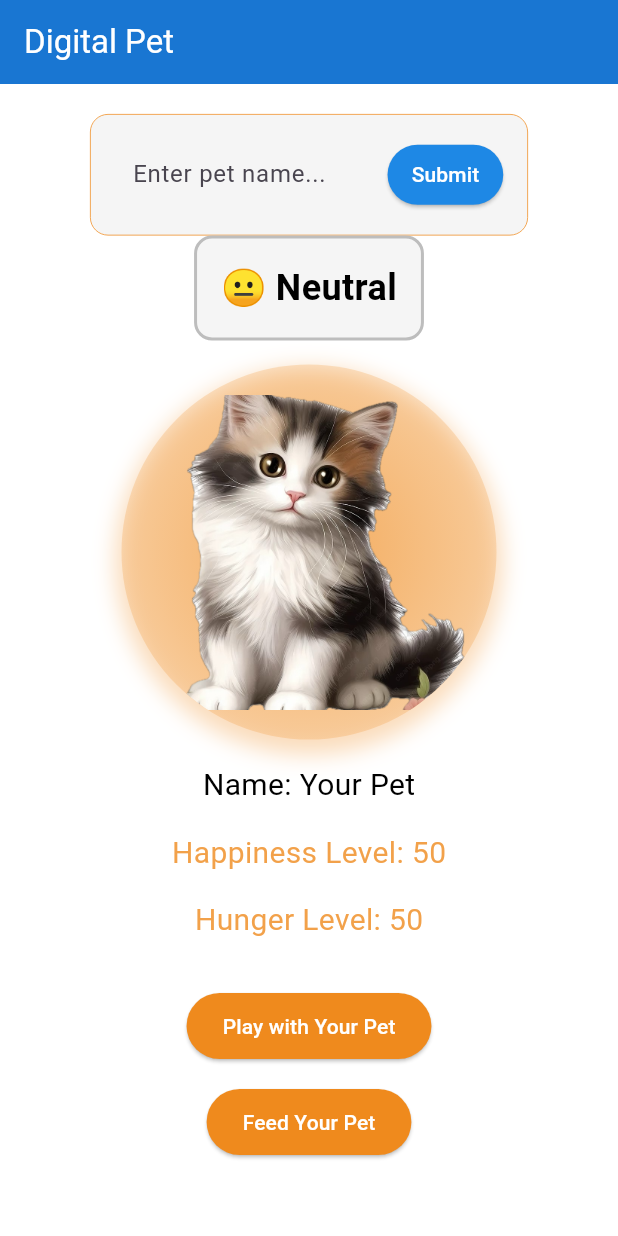
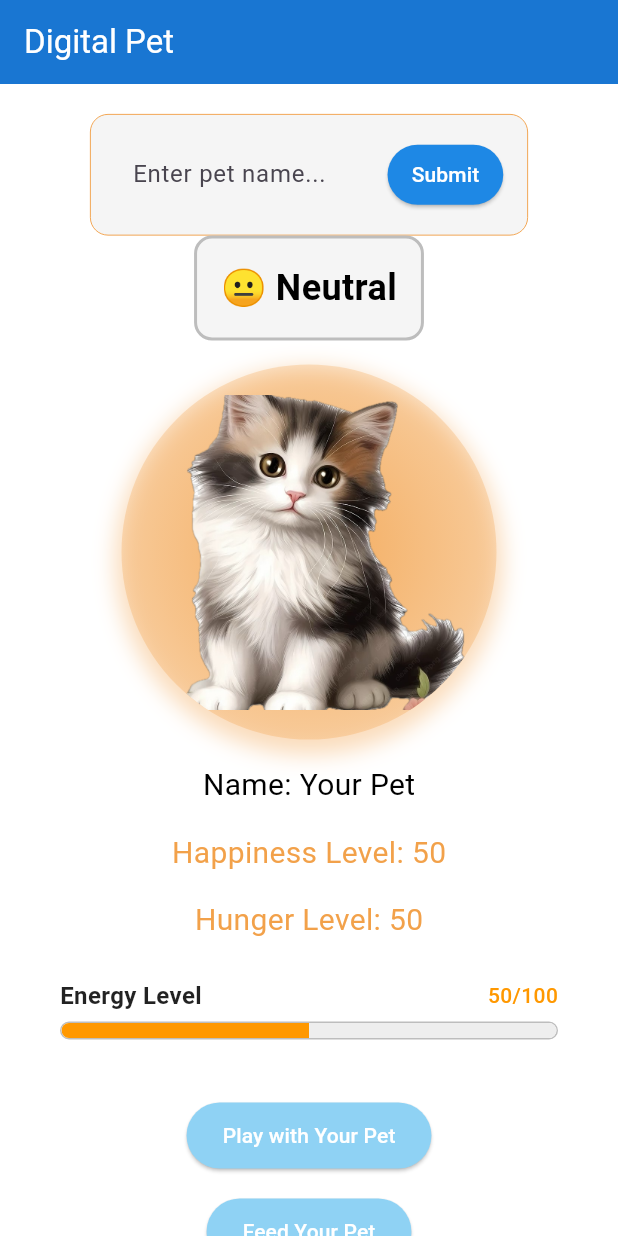
Before and after one commit to sseid4/real_pet_app, a Flutter app: the screen it shows after launch, on a phone screen of 412 x 824 dp. Run offline on Flutter 3.47's test engine with Material 3 defaults, Android fonts, the light colour scheme and no system bars.

Commit message:
Final touch up and enhance a real-time experience

```diff
--- a/lib/main.dart
+++ b/lib/main.dart
@@ -14,8 +14,9 @@
   String petName = "Your Pet";
   int happinessLevel = 50;
   int hungerLevel = 50;
+  int energyLevel = 50;
   final TextEditingController _petNameController = TextEditingController();
-  Timer? _hungerTimer; // Timer for automatic hunger increase
+  Timer? _hungerTimer;
   Timer? _winTimer;
   bool _gameWon = false;
   bool _gameLost = false;
@@ -24,13 +25,12 @@
   @override
   void initState() {
     super.initState();
-    _startHungerTimer(); // Start the automatic hunger timer
+    _startHungerTimer();
   }
 
   // Start the timer for automatic hunger increase
   void _startHungerTimer() {
     _hungerTimer = Timer.periodic(Duration(seconds: 10), (timer) {
-      // Changed to 10 seconds for testing
       _automaticHungerIncrease();
     });
   }
@@ -44,14 +44,22 @@
         hungerLevel = 100;
       }
 
+      // Decrease energy over time (pets need rest)
+      energyLevel -= 5;
+      if (energyLevel < 0) energyLevel = 0;
+
       // Decrease happiness over time
-      happinessLevel -= 2;
+      happinessLevel -= 5;
 
       // Extra happiness penalty if pet is very hungry
       if (hungerLevel > 70) {
+        happinessLevel -= 10;
+      }
+
+      // Extra happiness penalty if pet is tired
+      if (energyLevel < 30) {
         happinessLevel -= 5;
       }
-
 
       if (happinessLevel < 0) happinessLevel = 0;
       if (happinessLevel > 100) happinessLevel = 100;
@@ -133,6 +141,66 @@
     }
   }
 
+  // Get energy bar color based on energy level
+  Color _getEnergyBarColor() {
+    if (energyLevel >= 70) {
+      return Colors.green;
+    } else if (energyLevel >= 40) {
+      return Colors.orange;
+    } else {
+      return Colors.red;
+    }
+  }
+
+  // Energy Bar Widget
+  Widget _buildEnergyBar() {
+    return Container(
+      margin: EdgeInsets.symmetric(horizontal: 40.0, vertical: 8.0),
+      child: Column(
+        children: [
+          Row(
+            mainAxisAlignment: MainAxisAlignment.spaceBetween,
+            children: [
+              Text(
+                'Energy Level',
+                style: TextStyle(
+                  fontSize: 16.0,
+                  fontWeight: FontWeight.bold,
+                  color: Colors.black87,
+                ),
+              ),
+              Text(
+                '$energyLevel/100',
+                style: TextStyle(
+                  fontSize: 14.0,
+                  fontWeight: FontWeight.w500,
+                  color: _getEnergyBarColor(),
+                ),
+              ),
+            ],
+          ),
+          SizedBox(height: 6.0),
+          Container(
+            height: 12.0,
+            decoration: BoxDecoration(
+              borderRadius: BorderRadius.circular(6.0),
+              border: Border.all(color: Colors.grey[400]!, width: 1.0),
+            ),
+            child: ClipRRect(
+              borderRadius: BorderRadius.circular(5.0),
+              child: LinearProgressIndicator(
+                value: energyLevel / 100.0,
+                backgroundColor: Colors.grey[200],
+                valueColor: AlwaysStoppedAnimation<Color>(_getEnergyBarColor()),
+                minHeight: 10.0,
+              ),
+            ),
+          ),
+        ],
+      ),
+    );
+  }
+
   // Helper function to check and manage win timer
   void _checkWinCondition() {
     if (happinessLevel >= 80 && !_gameWon && !_gameLost) {
@@ -145,28 +213,69 @@
   }
 
   void _playWithPet() {
+    // Only play if pet has energy and isn't already at max happiness
+    if (energyLevel <= 10) {
+      return; // Don't play if pet is too tired
+    }
+
+    if (happinessLevel >= 100) {
+      return; // Don't play if pet is already at maximum happiness
+    }
+
     setState(() {
       happinessLevel += 10;
       if (happinessLevel > 100) happinessLevel = 100;
+
+      // Playing uses energy
+      energyLevel -= 1;
+      if (energyLevel < 0) energyLevel = 0;
+
       _updateHunger();
       _checkWinCondition();
     });
   }
 
   void _feedPet() {
+    // Only feed if pet is actually hungry (hunger > 0)
+    if (hungerLevel <= 0) {
+      return; // Don't feed if pet is not hungry
+    }
+
     setState(() {
       hungerLevel -= 10;
       if (hungerLevel < 0) hungerLevel = 0;
+
+      energyLevel += 2;
+      if (energyLevel > 100) energyLevel = 100;
+
       _updateHappiness();
+      _checkWinCondition();
+    });
+  }
+
+  void _restPet() {
+    // Only rest if pet needs rest (energy < 100)
+    if (energyLevel >= 100) {
+      return;
+    }
+
+    setState(() {
+      energyLevel += 15;
+      if (energyLevel > 100) energyLevel = 100;
+
+      // Slight happiness boost from rest only if energy was < 100
+      happinessLevel += 2;
+      if (happinessLevel > 100) happinessLevel = 100;
+
       _checkWinCondition();
     });
   }
 
   void _updateHappiness() {
     if (hungerLevel < 50) {
-      happinessLevel += 4; // Reward for keeping pet well-fed
+      happinessLevel += 2; // Reward for keeping pet well-fed
     } else {
-      happinessLevel += 2; // Small boost for feeding
+      happinessLevel += 1; // Small boost for feeding
     }
 
     if (happinessLevel > 100) happinessLevel = 100;
@@ -197,7 +306,7 @@
       hungerLevel += 5;
       if (hungerLevel > 100) {
         hungerLevel = 100;
-        happinessLevel -= 20;
+        happinessLevel -= 10;
       }
     });
   }
@@ -208,6 +317,7 @@
       petName = "Your Pet";
       happinessLevel = 50;
       hungerLevel = 50;
+      energyLevel = 50;
       _gameWon = false;
       _gameLost = false;
       _winCountdown = 180;
@@ -238,9 +348,7 @@
               // Pet name input section
               Container(
                 padding: EdgeInsets.all(16.0),
-                margin: EdgeInsets.symmetric(
-                  horizontal: 60.0,
-                ),
+                margin: EdgeInsets.symmetric(horizontal: 60.0),
                 decoration: BoxDecoration(
                   color: Colors.grey[100],
                   borderRadius: BorderRadius.circular(12.0),
@@ -390,13 +498,9 @@
                     center: Alignment.center,
                     radius: 1,
                     colors: [
-                      _getPetMoodColor().withValues(
-                        alpha: 0.6,
-                      ),
+                      _getPetMoodColor().withValues(alpha: 0.6),
                       _getPetMoodColor().withValues(alpha: 0.3),
-                      _getPetMoodColor().withValues(
-                        alpha: 0.04,
-                      ),
+                      _getPetMoodColor().withValues(alpha: 0.04),
                       Colors.transparent,
                     ],
                     stops: [0.0, 0.4, 0.7, 1.0],
@@ -412,9 +516,7 @@
                 ),
                 child: ClipOval(
                   child: Padding(
-                    padding: EdgeInsets.all(
-                      20.0,
-                    ),
+                    padding: EdgeInsets.all(20.0),
                     child: Image.asset(
                       'assets/images/cat.png',
                       fit: BoxFit.cover,
@@ -437,31 +539,77 @@
                 'Hunger Level: $hungerLevel',
                 style: TextStyle(fontSize: 20.0, color: _getTextColor()),
               ),
+              SizedBox(height: 16.0),
+              // Energy Bar Widget
+              _buildEnergyBar(),
               SizedBox(height: 32.0),
               ElevatedButton(
-                onPressed: (_gameWon || _gameLost) ? null : _playWithPet,
+                onPressed:
+                    (_gameWon ||
+                        _gameLost ||
+                        energyLevel <= 10 ||
+                        happinessLevel >= 100)
+                    ? null
+                    : _playWithPet,
                 style: ElevatedButton.styleFrom(
-                  backgroundColor: _getPetMoodColor(),
+                  backgroundColor:
+                      (_gameWon ||
+                          _gameLost ||
+                          energyLevel <= 10 ||
+                          happinessLevel >= 100)
+                      ? Colors.grey[400]
+                      : const Color.fromARGB(255, 143, 210, 244),
                   foregroundColor: Colors.white,
                   padding: EdgeInsets.symmetric(
                     horizontal: 24.0,
                     vertical: 12.0,
                   ),
                 ),
-                child: Text('Play with Your Pet'),
+                child: Text(
+                  energyLevel <= 10
+                      ? 'Pet Too Tired'
+                      : happinessLevel >= 100
+                      ? 'Pet Max Happy'
+                      : 'Play with Your Pet',
+                ),
               ),
               SizedBox(height: 16.0),
               ElevatedButton(
-                onPressed: (_gameWon || _gameLost) ? null : _feedPet,
+                onPressed: (_gameWon || _gameLost || hungerLevel <= 0)
+                    ? null
+                    : _feedPet,
                 style: ElevatedButton.styleFrom(
-                  backgroundColor: _getPetMoodColor(),
+                  backgroundColor: (_gameWon || _gameLost || hungerLevel <= 0)
+                      ? Colors.grey[400]
+                      : const Color.fromARGB(255, 143, 210, 244),
                   foregroundColor: Colors.white,
                   padding: EdgeInsets.symmetric(
                     horizontal: 24.0,
                     vertical: 12.0,
                   ),
                 ),
-                child: Text('Feed Your Pet'),
+                child: Text(
+                  hungerLevel <= 0 ? 'Pet Not Hungry' : 'Feed Your Pet',
+                ),
+              ),
+              SizedBox(height: 16.0),
+              ElevatedButton(
+                onPressed: (_gameWon || _gameLost || energyLevel >= 100)
+                    ? null
+                    : _restPet,
+                style: ElevatedButton.styleFrom(
+                  backgroundColor: (_gameWon || _gameLost || energyLevel >= 100)
+                      ? Colors.grey[400]
+                      : const Color.fromARGB(255, 143, 210, 244),
+                  foregroundColor: Colors.white,
+                  padding: EdgeInsets.symmetric(
+                    horizontal: 24.0,
+                    vertical: 12.0,
+                  ),
+                ),
+                child: Text(
+                  energyLevel >= 100 ? 'Pet Well Rested' : 'Rest Your Pet',
+                ),
               ),
 
               // Restart button - only show when game is won or lost
@@ -470,7 +618,7 @@
                 ElevatedButton(
                   onPressed: _restartGame,
                   style: ElevatedButton.styleFrom(
-                    backgroundColor: Colors.purple,
+                    backgroundColor: const Color.fromARGB(255, 67, 156, 245),
                     foregroundColor: Colors.white,
                     padding: EdgeInsets.symmetric(
                       horizontal: 24.0,
```
